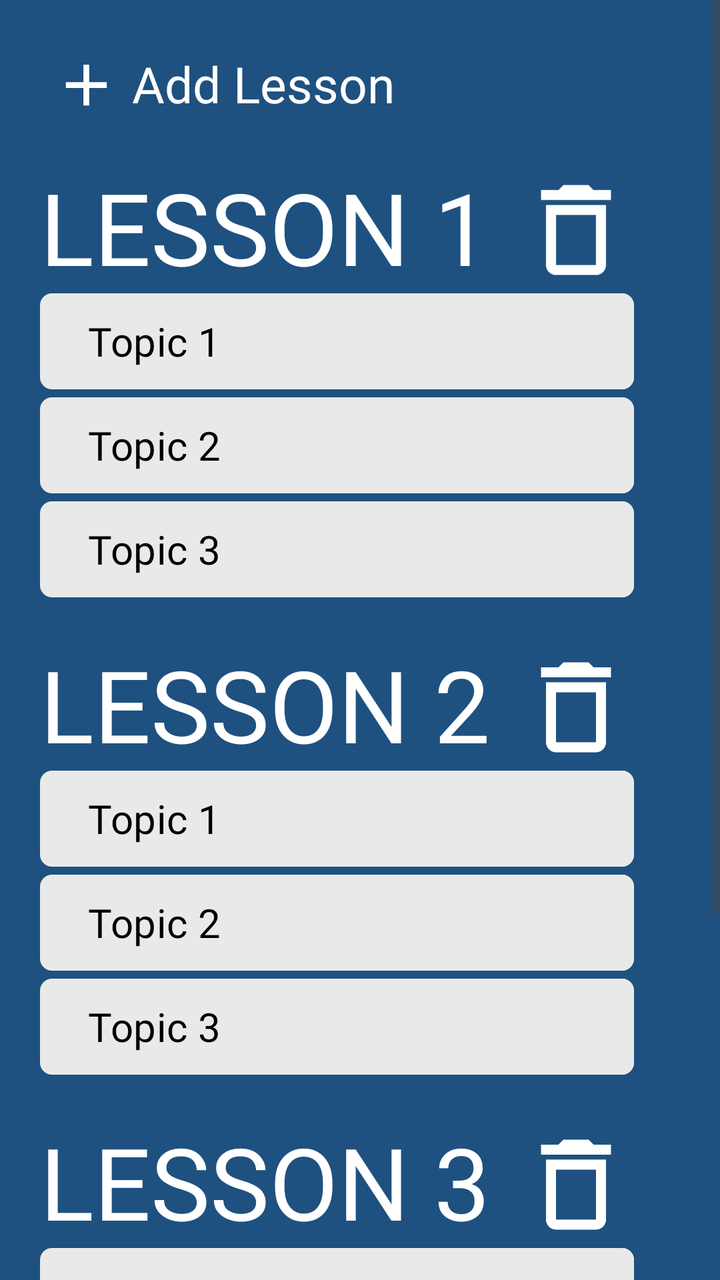
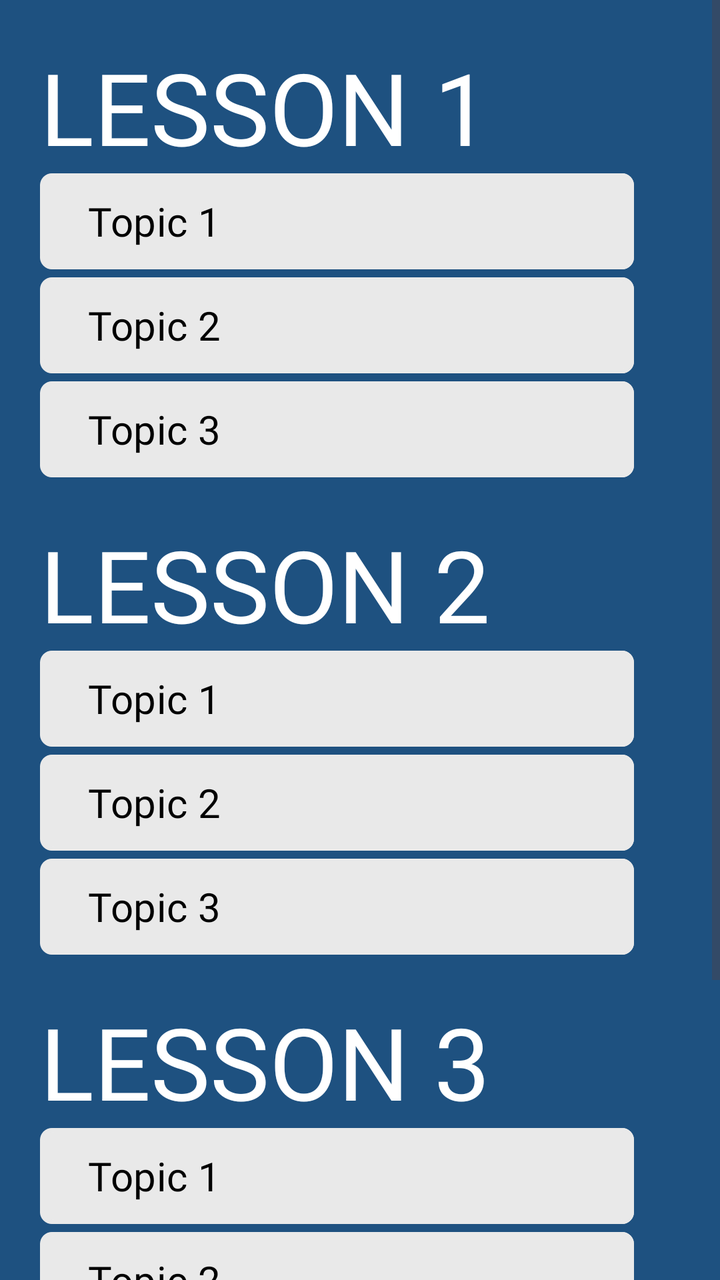

Before-and-after screenshots of an Android layout around one commit, followed by the original layout XML and the change that was made.
<!-- AndroidManifest.xml: application theme Theme.FinalsApplication -->
<!-- res/layout/lessons_page_admin2.xml -->
<?xml version="1.0" encoding="utf-8"?>
<RelativeLayout xmlns:android="http://schemas.android.com/apk/res/android"
    android:layout_width="match_parent"
    android:layout_height="match_parent"
    xmlns:tools="http://schemas.android.com/tools"
    xmlns:app="http://schemas.android.com/apk/res-auto"
    android:background="@color/ourBlue">

    <ScrollView
        android:layout_width="409dp"
        android:layout_height="729dp"
        tools:layout_editor_absoluteX="1dp"
        tools:layout_editor_absoluteY="1dp">

        <LinearLayout
            android:layout_width="match_parent"
            android:layout_height="wrap_content"
            android:orientation="vertical">

            <LinearLayout
                android:layout_width="match_parent"
                android:layout_height="match_parent"
                android:layout_alignParentTop="true"
                android:background="#1e5180">

                <ImageButton
                    android:id="@+id/addLesson"
                    android:layout_width="46dp"
                    android:layout_height="35dp"
                    android:layout_marginStart="20dp"
                    android:layout_marginTop="25dp"
                    android:background="@color/ourBlue"
                    android:scaleType="fitCenter"
                    app:srcCompat="@drawable/add_sign" />

                <TextView
                    android:id="@+id/textViewAddLesson"
                    android:layout_width="wrap_content"
                    android:layout_height="wrap_content"
                    android:layout_marginStart="0dp"
                    android:layout_marginTop="25dp"
                    android:fontFamily="@font/roboto_black"
                    android:text="Add Lesson"
                    android:textColor="@color/white"
                    android:textSize="25sp" />

            </LinearLayout>

            <LinearLayout
                android:layout_width="match_parent"
                android:layout_height="wrap_content"
                android:layout_alignParentTop="true"
                android:background="#1e5180">

                <TextView
                    android:id="@+id/textViewLesson1"
                    android:layout_width="wrap_content"
                    android:layout_height="wrap_content"
                    android:layout_marginStart="20dp"
                    android:layout_marginTop="20dp"
                    android:fontFamily="@font/roboto_black"
                    android:text="LESSON 1"
                    android:textColor="@color/white"
                    android:textSize="50sp" />

                <ImageButton
                    android:id="@+id/deleteLesson1"
                    android:layout_width="86dp"
                    android:layout_height="60dp"
                    android:layout_marginStart="0dp"
                    android:layout_marginTop="25dp"
                    android:background="@color/ourBlue"
                    android:scaleType="fitCenter"
                    app:srcCompat="@drawable/delete_trashcan" />
            </LinearLayout>

            <Button
                android:id="@+id/L1T1"
                android:layout_width="297dp"
                android:layout_height="wrap_content"
                android:layout_marginStart="20dp"
                android:text="Topic 1"
                android:textAlignment="textStart"
                android:textColor="@color/black"
                android:fontFamily="@font/roboto_regular"
                android:textSize="20sp"
                android:background="@drawable/square_button_colored_border"
                app:backgroundTint="#E9E9E9"/>

            <Button
                android:id="@+id/L1T2"
                android:layout_width="297dp"
                android:layout_height="wrap_content"
                android:layout_marginStart="20dp"
                android:layout_marginTop="4dp"
                app:backgroundTint="#E9E9E9"
                android:text="Topic 2"
                android:textAlignment="textStart"
                android:textColor="@color/black"
                android:fontFamily="@font/roboto_regular"
                android:textSize="20sp"
                android:background="@drawable/square_button_colored_border" />

            <Button
                android:id="@+id/L1T3"
                android:layout_width="297dp"
                android:layout_height="wrap_content"
                android:layout_marginStart="20dp"
                android:layout_marginTop="4dp"
                android:text="Topic 3"
                android:textAlignment="textStart"
                android:textColor="@color/black"
                android:fontFamily="@font/roboto_regular"
                android:textSize="20sp"
                android:background="@drawable/square_button_colored_border"
                app:backgroundTint="#E9E9E9"/>

            <LinearLayout
                android:layout_width="match_parent"
                android:layout_height="wrap_content"
                android:layout_alignParentTop="true"
                android:background="#1e5180">

                <TextView
                    android:id="@+id/textViewLesson2"
                    android:layout_width="wrap_content"
                    android:layout_height="wrap_content"
                    android:layout_marginStart="20dp"
                    android:layout_marginTop="20dp"
                    android:fontFamily="@font/roboto_black"
                    android:text="LESSON 2"
                    android:textColor="@color/white"
                    android:textSize="50sp" />

                <ImageButton
                    android:id="@+id/deleteLesson2"
                    android:layout_width="86dp"
                    android:layout_height="60dp"
                    android:layout_marginStart="0dp"
                    android:layout_marginTop="25dp"
                    android:background="@color/ourBlue"
                    android:scaleType="fitCenter"
                    app:srcCompat="@drawable/delete_trashcan" />
            </LinearLayout>

            <Button
                android:id="@+id/L2T1"
                android:layout_width="297dp"
                android:layout_height="wrap_content"
                android:layout_marginStart="20dp"
                android:text="Topic 1"
                android:textAlignment="textStart"
                android:textColor="@color/black"
                android:fontFamily="@font/roboto_regular"
                android:textSize="20sp"
                android:background="@drawable/square_button_colored_border"
                app:backgroundTint="#E9E9E9"/>

            <Button
                android:id="@+id/L2T2"
                android:layout_width="297dp"
                android:layout_height="wrap_content"
                android:layout_marginStart="20dp"
                android:layout_marginTop="4dp"
                android:text="Topic 2"
                android:textAlignment="textStart"
                android:textColor="@color/black"
                android:fontFamily="@font/roboto_regular"
                android:textSize="20sp"
                android:background="@drawable/square_button_colored_border"
                app:backgroundTint="#E9E9E9"/>

            <Button
                android:id="@+id/L2T3"
                android:layout_width="297dp"
                android:layout_height="wrap_content"
                android:layout_marginStart="20dp"
                android:layout_marginTop="4dp"
                android:text="Topic 3"
                android:textAlignment="textStart"
                android:textColor="@color/black"
                android:fontFamily="@font/roboto_regular"
                android:textSize="20sp"
                android:background="@drawable/square_button_colored_border"
                app:backgroundTint="#E9E9E9"/>

            <LinearLayout
                android:layout_width="match_parent"
                android:layout_height="wrap_content"
                android:layout_alignParentTop="true"
                android:background="#1e5180">

                <TextView
                    android:id="@+id/textViewLesson3"
                    android:layout_width="wrap_content"
                    android:layout_height="wrap_content"
                    android:layout_marginStart="20dp"
                    android:layout_marginTop="20dp"
                    android:fontFamily="@font/roboto_black"
                    android:text="LESSON 3"
                    android:textColor="@color/white"
                    android:textSize="50sp" />

                <ImageButton
                    android:id="@+id/deleteLesson3"
                    android:layout_width="86dp"
                    android:layout_height="60dp"
                    android:layout_marginStart="0dp"
                    android:layout_marginTop="25dp"
                    android:background="@color/ourBlue"
                    android:scaleType="fitCenter"
                    app:srcCompat="@drawable/delete_trashcan" />
            </LinearLayout>

            <Button
                android:id="@+id/L3T1"
                android:layout_width="297dp"
                android:layout_height="wrap_content"
                android:layout_marginStart="20dp"
                android:text="Topic 1"
                android:textAlignment="textStart"
                android:textColor="@color/black"
                android:fontFamily="@font/roboto_regular"
                android:textSize="20sp"
                android:background="@drawable/square_button_colored_border"
                app:backgroundTint="#E9E9E9"/>

            <Button
                android:id="@+id/L3T2"
                android:layout_width="297dp"
                android:layout_height="wrap_content"
                android:layout_marginStart="20dp"
                android:layout_marginTop="4dp"
                android:text="Topic 2"
                android:textAlignment="textStart"
                android:textColor="@color/black"
                android:fontFamily="@font/roboto_regular"
                android:textSize="20sp"
                android:background="@drawable/square_button_colored_border"
                app:backgroundTint="#E9E9E9"/>

            <Button
                android:id="@+id/L3T3"
                android:layout_width="297dp"
                android:layout_height="wrap_content"
                android:layout_marginStart="20dp"
                android:layout_marginTop="4dp"
                android:layout_marginBottom="20dp"
                android:text="Topic 3"
                android:textAlignment="textStart"
                android:textColor="@color/black"
                android:fontFamily="@font/roboto_regular"
                android:textSize="20sp"
                android:background="@drawable/square_button_colored_border"
                app:backgroundTint="#E9E9E9"/>

            <LinearLayout
                android:layout_width="match_parent"
                android:layout_height="100dip"
                android:layout_alignParentBottom="true"
                android:background="#a8b4d8">

                <ImageButton
                    android:id="@+id/imageButtonBackLP1"
                    android:layout_width="76dp"
                    android:layout_height="wrap_content"
                    android:layout_marginStart="20dp"
                    android:layout_marginTop="20dp"
                    android:layout_marginBottom="20dp"
                    android:background="?android:attr/selectableItemBackground"
                    android:scaleType="fitCenter"
                    android:src="@drawable/arrowleft" />
            </LinearLayout>
        </LinearLayout>
    </ScrollView>
</RelativeLayout>
<!-- resources referenced by this layout -->
<resources>
  <color name="black">#000000</color>
  <color name="ourBlue">#1e5180</color>
  <color name="white">#FFFFFFFF</color>
  <!-- drawable add_sign (drawable) -->
  <vector android:height="24dp" android:tint="#FFFFFF"
      android:viewportHeight="24" android:viewportWidth="24"
      android:width="24dp" xmlns:android="http://schemas.android.com/apk/res/android">
      <path android:fillColor="@android:color/white" android:pathData="M19,13h-6v6h-2v-6H5v-2h6V5h2v6h6v2z"/>
  </vector>
  <!-- drawable arrowleft: png bitmap (drawable, 16559 bytes) -->
  <!-- drawable delete_trashcan (drawable) -->
  <vector android:height="24dp" android:tint="#FFFFFF"
      android:viewportHeight="24" android:viewportWidth="24"
      android:width="24dp" xmlns:android="http://schemas.android.com/apk/res/android">
      <path android:fillColor="@android:color/white" android:pathData="M6,19c0,1.1 0.9,2 2,2h8c1.1,0 2,-0.9 2,-2L18,7L6,7v12zM8,9h8v10L8,19L8,9zM15.5,4l-1,-1h-5l-1,1L5,4v2h14L19,4z"/>
  </vector>
  <!-- drawable square_button_colored_border (drawable) -->
  <?xml version="1.0" encoding="utf-8"?>
  <layer-list xmlns:android="http://schemas.android.com/apk/res/android">
  
      <item>
          <shape>
              <corners android:radius="6dp" />
              <solid android:color="#e9e9e9" />
          </shape>
      </item>
  
      <item
          android:left="34dp">
  
          <shape>
              <solid android:color="#e9e9e9" />
              <corners android:radius="6dp"
                  android:topRightRadius="6dp"
                  android:topLeftRadius="5dp"
                  android:bottomRightRadius="6dp"
                  android:bottomLeftRadius="0dp"/>
          </shape>
      </item>
      <item>
          <shape>
              
              <corners android:radius="6dp" />
              <solid android:color="@android:color/transparent" />
              <stroke
                  android:width="2dp"
                  android:color="#000000" />
          </shape>
      </item>
  </layer-list>
  <style name="Theme.FinalsApplication" parent="Base.Theme.FinalsApplication" />
  <style name="Base.Theme.FinalsApplication" parent="Theme.Material3.DayNight.NoActionBar">
          
          
          <item name="android:statusBarColor">#00000000</item>
      </style>
</resources>

<!-- the commit's change to res/layout/lessons_page_admin2.xml (unified diff, before → after) -->
@@ -21,30 +21,7 @@
                 android:layout_width="match_parent"
                 android:layout_height="match_parent"
                 android:layout_alignParentTop="true"
-                android:background="#1e5180">
-
-                <ImageButton
-                    android:id="@+id/addLesson"
-                    android:layout_width="46dp"
-                    android:layout_height="35dp"
-                    android:layout_marginStart="20dp"
-                    android:layout_marginTop="25dp"
-                    android:background="@color/ourBlue"
-                    android:scaleType="fitCenter"
-                    app:srcCompat="@drawable/add_sign" />
-
-                <TextView
-                    android:id="@+id/textViewAddLesson"
-                    android:layout_width="wrap_content"
-                    android:layout_height="wrap_content"
-                    android:layout_marginStart="0dp"
-                    android:layout_marginTop="25dp"
-                    android:fontFamily="@font/roboto_black"
-                    android:text="Add Lesson"
-                    android:textColor="@color/white"
-                    android:textSize="25sp" />
-
-            </LinearLayout>
+                android:background="#1e5180"/>
 
             <LinearLayout
                 android:layout_width="match_parent"
@@ -63,15 +40,6 @@
                     android:textColor="@color/white"
                     android:textSize="50sp" />
 
-                <ImageButton
-                    android:id="@+id/deleteLesson1"
-                    android:layout_width="86dp"
-                    android:layout_height="60dp"
-                    android:layout_marginStart="0dp"
-                    android:layout_marginTop="25dp"
-                    android:background="@color/ourBlue"
-                    android:scaleType="fitCenter"
-                    app:srcCompat="@drawable/delete_trashcan" />
             </LinearLayout>
 
             <Button
@@ -132,15 +100,6 @@
                     android:textColor="@color/white"
                     android:textSize="50sp" />
 
-                <ImageButton
-                    android:id="@+id/deleteLesson2"
-                    android:layout_width="86dp"
-                    android:layout_height="60dp"
-                    android:layout_marginStart="0dp"
-                    android:layout_marginTop="25dp"
-                    android:background="@color/ourBlue"
-                    android:scaleType="fitCenter"
-                    app:srcCompat="@drawable/delete_trashcan" />
             </LinearLayout>
 
             <Button
@@ -201,15 +160,6 @@
                     android:textColor="@color/white"
                     android:textSize="50sp" />
 
-                <ImageButton
-                    android:id="@+id/deleteLesson3"
-                    android:layout_width="86dp"
-                    android:layout_height="60dp"
-                    android:layout_marginStart="0dp"
-                    android:layout_marginTop="25dp"
-                    android:background="@color/ourBlue"
-                    android:scaleType="fitCenter"
-                    app:srcCompat="@drawable/delete_trashcan" />
             </LinearLayout>
 
             <Button
<!-- resource entries referenced after the edit -->
@@ -3,19 +3,7 @@
   <color name="black">#000000</color>
   <color name="ourBlue">#1e5180</color>
   <color name="white">#FFFFFFFF</color>
-  <!-- drawable add_sign (drawable) -->
-  <vector android:height="24dp" android:tint="#FFFFFF"
-      android:viewportHeight="24" android:viewportWidth="24"
-      android:width="24dp" xmlns:android="http://schemas.android.com/apk/res/android">
-      <path android:fillColor="@android:color/white" android:pathData="M19,13h-6v6h-2v-6H5v-2h6V5h2v6h6v2z"/>
-  </vector>
   <!-- drawable arrowleft: png bitmap (drawable, 16559 bytes) -->
-  <!-- drawable delete_trashcan (drawable) -->
-  <vector android:height="24dp" android:tint="#FFFFFF"
-      android:viewportHeight="24" android:viewportWidth="24"
-      android:width="24dp" xmlns:android="http://schemas.android.com/apk/res/android">
-      <path android:fillColor="@android:color/white" android:pathData="M6,19c0,1.1 0.9,2 2,2h8c1.1,0 2,-0.9 2,-2L18,7L6,7v12zM8,9h8v10L8,19L8,9zM15.5,4l-1,-1h-5l-1,1L5,4v2h14L19,4z"/>
-  </vector>
   <!-- drawable square_button_colored_border (drawable) -->
   <?xml version="1.0" encoding="utf-8"?>
   <layer-list xmlns:android="http://schemas.android.com/apk/res/android">
